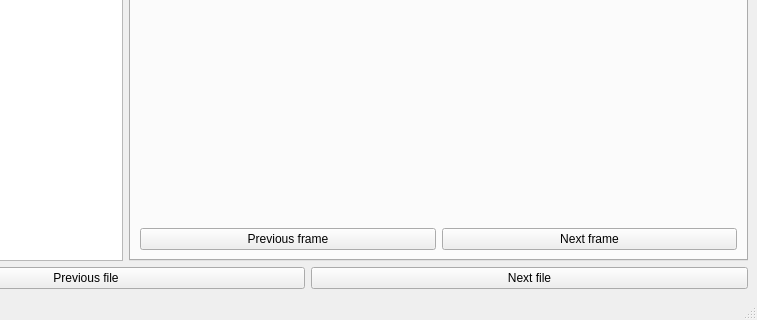
First picture: the form in zzqt/mainwindow.ui, repository perim/zzdicom, before the edit; both pictures show x 142 to 899 and y 339 to 659 of the 899 by 659 pixel window.
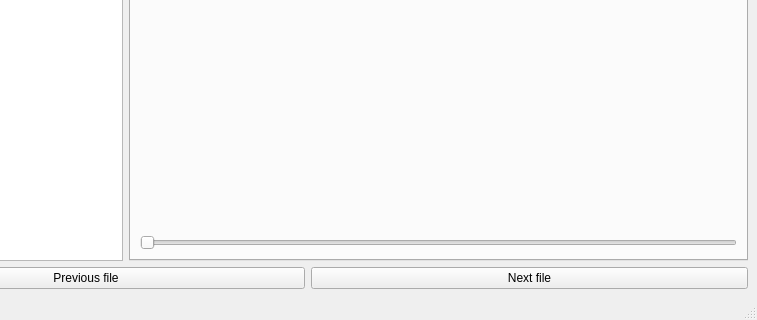
Second picture: the form after the edit. Custom widgets are drawn as their Qt base class.

Patch:
```diff
--- a/zzqt/mainwindow.ui
+++ b/zzqt/mainwindow.ui
@@ -58,22 +58,11 @@
            </widget>
           </item>
           <item>
-           <layout class="QHBoxLayout" name="horizontalLayout_3">
-            <item>
-             <widget class="QPushButton" name="pushButtonPrevFrame">
-              <property name="text">
-               <string>Previous frame</string>
-              </property>
-             </widget>
-            </item>
-            <item>
-             <widget class="QPushButton" name="pushButtonNextFrame">
-              <property name="text">
-               <string>Next frame</string>
-              </property>
-             </widget>
-            </item>
-           </layout>
+           <widget class="QSlider" name="horizontalSliderFrames">
+            <property name="orientation">
+             <enum>Qt::Horizontal</enum>
+            </property>
+           </widget>
           </item>
          </layout>
         </widget>
```
Left out of the diff: 2 changed lines with no effect on the pictures.
